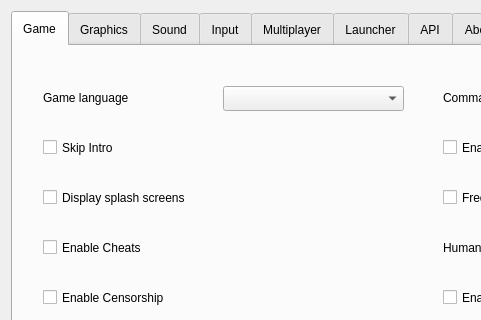
yani/keeperfx-launcher-qt, file ui/settingsdialog.ui: the form before one commit; both pictures show x 0 to 481 and y 0 to 320 of the 871 by 544 pixel window.
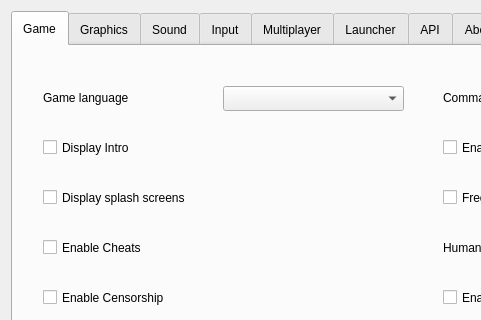
The form after the commit. Icons and pictures are not drawn.

Commit message: implement STARTUP config option + change Skip intro to Display intro

```diff
--- a/ui/settingsdialog.ui
+++ b/ui/settingsdialog.ui
@@ -88,7 +88,7 @@
         </font>
        </property>
        <property name="text">
-        <string comment="Checkbox Toggle">Skip Intro</string>
+        <string comment="Checkbox Toggle">Display Intro</string>
        </property>
       </widget>
       <widget class="QCheckBox" name="checkBoxCheats">
```
Left out of the diff: 2 changed lines with no effect on the pictures. The commit also changes 6 other files.
